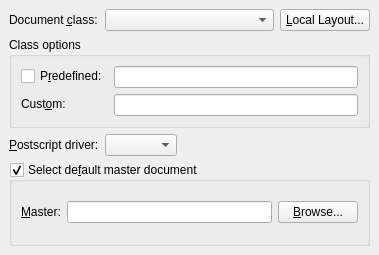
cburschka/lyx, file src/frontends/qt4/ui/LaTeXUi.ui: the form before one commit.
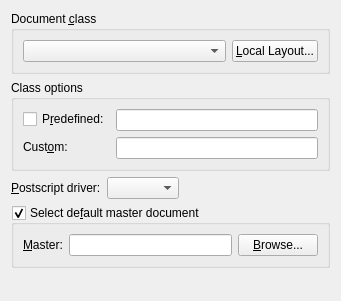
The form after the commit.

Commit message: Towards horizontal size of document pref dialog - class names make its combo very wide, so reorganize a little bit.

```diff
--- a/src/frontends/qt4/ui/LaTeXUi.ui
+++ b/src/frontends/qt4/ui/LaTeXUi.ui
@@ -5,132 +5,47 @@
    <rect>
     <x>0</x>
     <y>0</y>
-    <width>379</width>
-    <height>255</height>
+    <width>341</width>
+    <height>301</height>
    </rect>
   </property>
   <property name="windowTitle" >
    <string/>
   </property>
-  <layout class="QGridLayout" >
-   <property name="margin" >
-    <number>9</number>
-   </property>
-   <property name="spacing" >
-    <number>6</number>
-   </property>
-   <item row="3" column="0" colspan="4" >
-    <widget class="QGroupBox" name="childDocGB" >
-     <property name="toolTip" >
-      <string>Select if the current document is included to a master file</string>
-     </property>
-     <property name="statusTip" >
-      <string/>
-     </property>
+  <layout class="QGridLayout" name="gridLayout" >
+   <item row="0" column="0" colspan="3" >
+    <widget class="QGroupBox" name="groupBox" >
      <property name="title" >
-      <string>Select de&amp;fault master document</string>
+      <string>Document &amp;class</string>
      </property>
-     <property name="checkable" >
-      <bool>true</bool>
-     </property>
-     <layout class="QGridLayout" >
-      <property name="margin" >
-       <number>9</number>
-      </property>
-      <property name="spacing" >
-       <number>6</number>
-      </property>
+     <layout class="QGridLayout" name="gridLayout_2" >
       <item row="0" column="0" >
-       <widget class="QLabel" name="childDocLA" >
-        <property name="text" >
-         <string>&amp;Master:</string>
-        </property>
-        <property name="buddy" >
-         <cstring>childDocLE</cstring>
-        </property>
-       </widget>
-      </item>
-      <item row="0" column="2" >
-       <widget class="QPushButton" name="childDocPB" >
-        <property name="text" >
-         <string>&amp;Browse...</string>
+       <widget class="QComboBox" name="classCO" >
+        <property name="maxVisibleItems" >
+         <number>20</number>
         </property>
        </widget>
       </item>
       <item row="0" column="1" >
-       <widget class="QLineEdit" name="childDocLE" >
+       <widget class="QPushButton" name="layoutPB" >
+        <property name="sizePolicy" >
+         <sizepolicy vsizetype="Minimum" hsizetype="Fixed" >
+          <horstretch>0</horstretch>
+          <verstretch>0</verstretch>
+         </sizepolicy>
+        </property>
         <property name="toolTip" >
-         <string>Enter the name of the default master document</string>
+         <string>Click to select a local document class definition file</string>
+        </property>
+        <property name="text" >
+         <string>&amp;Local Layout...</string>
         </property>
        </widget>
       </item>
      </layout>
     </widget>
    </item>
-   <item row="2" column="1" >
-    <widget class="QComboBox" name="psdriverCO" >
-     <property name="duplicatesEnabled" >
-      <bool>false</bool>
-     </property>
-    </widget>
-   </item>
-   <item row="2" column="0" >
-    <widget class="QLabel" name="psdriverL" >
-     <property name="text" >
-      <string>&amp;Postscript driver:</string>
-     </property>
-     <property name="buddy" >
-      <cstring>psdriverCO</cstring>
-     </property>
-    </widget>
-   </item>
-   <item row="2" column="2" colspan="2" >
-    <spacer>
-     <property name="orientation" >
-      <enum>Qt::Horizontal</enum>
-     </property>
-     <property name="sizeHint" stdset="0" >
-      <size>
-       <width>261</width>
-       <height>22</height>
-      </size>
-     </property>
-    </spacer>
-   </item>
-   <item row="0" column="1" colspan="2" >
-    <widget class="QComboBox" name="classCO" >
-     <property name="maxVisibleItems" >
-      <number>20</number>
-     </property>
-    </widget>
-   </item>
-   <item row="0" column="3" >
-    <widget class="QPushButton" name="layoutPB" >
-     <property name="sizePolicy" >
-      <sizepolicy vsizetype="Fixed" hsizetype="Minimum" >
-       <horstretch>0</horstretch>
-       <verstretch>0</verstretch>
-      </sizepolicy>
-     </property>
-     <property name="toolTip" >
-      <string>Click to select a local document class definition file</string>
-     </property>
-     <property name="text" >
-      <string>&amp;Local Layout...</string>
-     </property>
-    </widget>
-   </item>
-   <item row="0" column="0" >
-    <widget class="QLabel" name="classL" >
-     <property name="text" >
-      <string>Document &amp;class:</string>
-     </property>
-     <property name="buddy" >
-      <cstring>classCO</cstring>
-     </property>
-    </widget>
-   </item>
-   <item row="1" column="0" colspan="4" >
+   <item row="1" column="0" colspan="3" >
     <widget class="QGroupBox" name="optionsGB" >
      <property name="title" >
       <string>Class options</string>
@@ -188,6 +103,97 @@
      </layout>
     </widget>
    </item>
+   <item row="2" column="0" >
+    <widget class="QLabel" name="psdriverL" >
+     <property name="text" >
+      <string>&amp;Postscript driver:</string>
+     </property>
+     <property name="buddy" >
+      <cstring>psdriverCO</cstring>
+     </property>
+    </widget>
+   </item>
+   <item row="2" column="1" >
+    <widget class="QComboBox" name="psdriverCO" >
+     <property name="duplicatesEnabled" >
+      <bool>false</bool>
+     </property>
+    </widget>
+   </item>
+   <item row="2" column="2" >
+    <spacer>
+     <property name="orientation" >
+      <enum>Qt::Horizontal</enum>
+     </property>
+     <property name="sizeHint" stdset="0" >
+      <size>
+       <width>261</width>
+       <height>22</height>
+      </size>
+     </property>
+    </spacer>
+   </item>
+   <item row="3" column="0" colspan="3" >
+    <widget class="QGroupBox" name="childDocGB" >
+     <property name="toolTip" >
+      <string>Select if the current document is included to a master file</string>
+     </property>
+     <property name="statusTip" >
+      <string/>
+     </property>
+     <property name="title" >
+      <string>Select de&amp;fault master document</string>
+     </property>
+     <property name="checkable" >
+      <bool>true</bool>
+     </property>
+     <layout class="QGridLayout" >
+      <property name="margin" >
+       <number>9</number>
+      </property>
+      <property name="spacing" >
+       <number>6</number>
+      </property>
+      <item row="0" column="0" >
+       <widget class="QLabel" name="childDocLA" >
+        <property name="text" >
+         <string>&amp;Master:</string>
+        </property>
+        <property name="buddy" >
+         <cstring>childDocLE</cstring>
+        </property>
+       </widget>
+      </item>
+      <item row="0" column="2" >
+       <widget class="QPushButton" name="childDocPB" >
+        <property name="text" >
+         <string>&amp;Browse...</string>
+        </property>
+       </widget>
+      </item>
+      <item row="0" column="1" >
+       <widget class="QLineEdit" name="childDocLE" >
+        <property name="toolTip" >
+         <string>Enter the name of the default master document</string>
+        </property>
+       </widget>
+      </item>
+     </layout>
+    </widget>
+   </item>
+   <item row="4" column="0" >
+    <spacer name="verticalSpacer" >
+     <property name="orientation" >
+      <enum>Qt::Vertical</enum>
+     </property>
+     <property name="sizeHint" stdset="0" >
+      <size>
+       <width>20</width>
+       <height>2</height>
+      </size>
+     </property>
+    </spacer>
+   </item>
   </layout>
  </widget>
  <tabstops>
```
Left out of the diff: 3 changed lines with no effect on the pictures.
